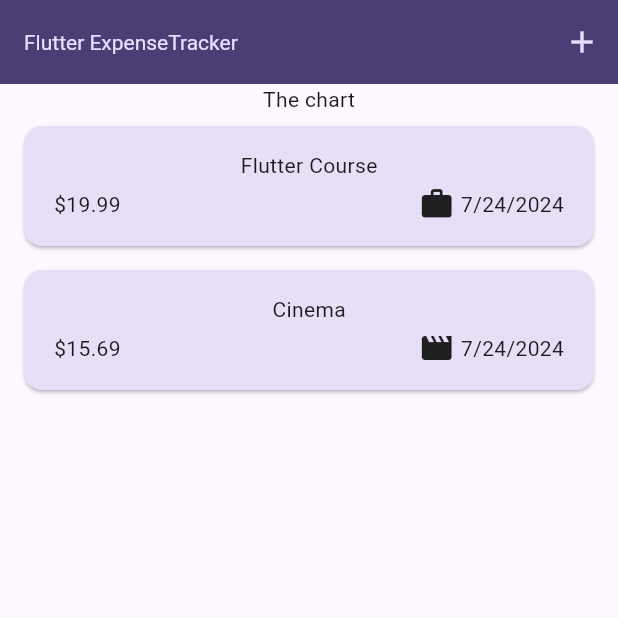
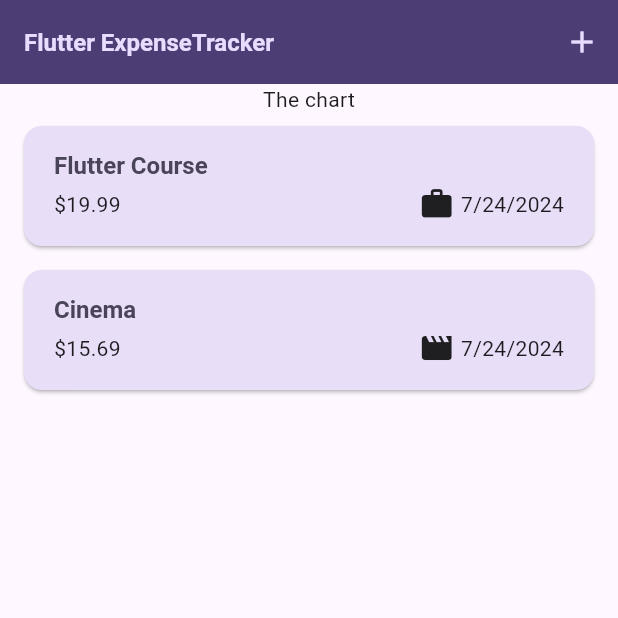
Before and after one commit to AmmarSultanDev/expense_tracker, a Flutter app: the screen it shows after launch, on a phone screen of 412 x 824 dp, the top half of it. Run offline on Flutter 3.47's test engine with Material 3 defaults, Android fonts, the phone set to English and light mode, and no system bars.

Commit message:
feat: Update text styles and layout in main.dart and expense_item.dart
This commit updates the text styles and layout in the main.dart and expense_item.dart files. In main.dart, the titleLarge text style is changed to use a bold font weight and a font size of 16, improving the readability and visual appearance of the app. In expense_item.dart, the crossAxisAlignment property is set to CrossAxisAlignment.start, ensuring that the expense title is aligned to the left. These changes enhance the overall design and user experience of the app.

```diff
--- a/lib/main.dart
+++ b/lib/main.dart
@@ -28,9 +28,9 @@ void main() {
         ),
         textTheme: ThemeData().textTheme.copyWith(
               titleLarge: TextStyle(
-                fontWeight: FontWeight.normal,
+                fontWeight: FontWeight.bold,
                 color: kColorScheme.onSecondaryContainer,
-                fontSize: 14,
+                fontSize: 16,
               ),
             ),
       ),
--- a/lib/widgets/expenses_list/expense_item.dart
+++ b/lib/widgets/expenses_list/expense_item.dart
@@ -12,8 +12,9 @@ class ExpenseItem extends StatelessWidget {
       child: Padding(
         padding: const EdgeInsets.symmetric(horizontal: 20, vertical: 16),
         child: Column(
+          crossAxisAlignment: CrossAxisAlignment.start,
           children: [
-            Text(expense.title),
+            Text(expense.title, style: Theme.of(context).textTheme.titleLarge),
             const SizedBox(height: 4),
             Row(
               children: [
--- a/lib/widgets/expenses_list/expenses_list.dart
+++ b/lib/widgets/expenses_list/expenses_list.dart
@@ -19,6 +19,11 @@ class ExpensesList extends StatelessWidget {
       itemCount: expenses.length,
       itemBuilder: (ctx, index) => Dismissible(
         key: ValueKey(expenses[index]),
+        background: Container(
+          color: Theme.of(context).colorScheme.error.withOpacity(0.75),
+          margin: EdgeInsets.symmetric(
+              horizontal: Theme.of(context).cardTheme.margin!.horizontal),
+        ),
         onDismissed: (direction) {
           onRemoveExpense(expenses[index]);
         },
```
